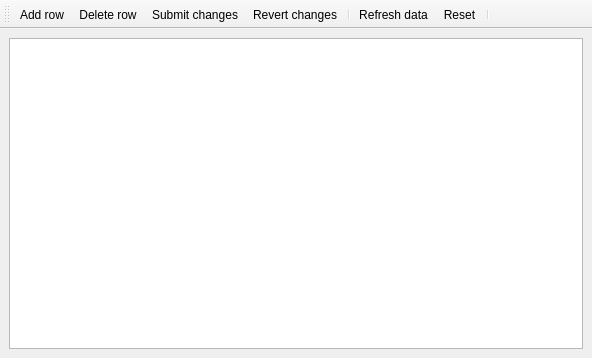
Above: tablebrowserwindow.ui from CuriousCrow/polymorph-sql before the change. Below: the same form after it.
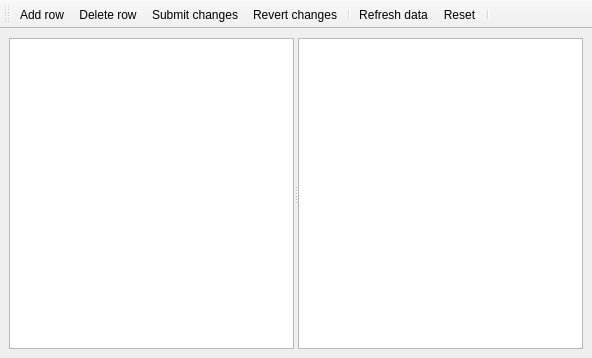
That is the form after the change. Icons and pictures are not drawn.

Commit message: Remove filter action added

```diff
--- a/tablebrowserwindow.ui
+++ b/tablebrowserwindow.ui
@@ -16,6 +16,10 @@
   <widget class="QWidget" name="centralwidget">
    <layout class="QVBoxLayout" name="verticalLayout">
     <item>
+     <widget class="QSplitter" name="splitter">
+      <property name="orientation">
+       <enum>Qt::Horizontal</enum>
+      </property>
      <widget class="QTableView" name="tableView">
       <property name="contextMenuPolicy">
        <enum>Qt::CustomContextMenu</enum>
@@ -24,6 +28,8 @@
        <bool>true</bool>
       </property>
      </widget>
+      <widget class="QListView" name="lvFilters"/>
+     </widget>
     </item>
    </layout>
   </widget>
```
Left out of the diff: 5 changed lines with no effect on the pictures. Lines whose indentation alone changed are shown as unchanged. The commit also changes 4 other files.
